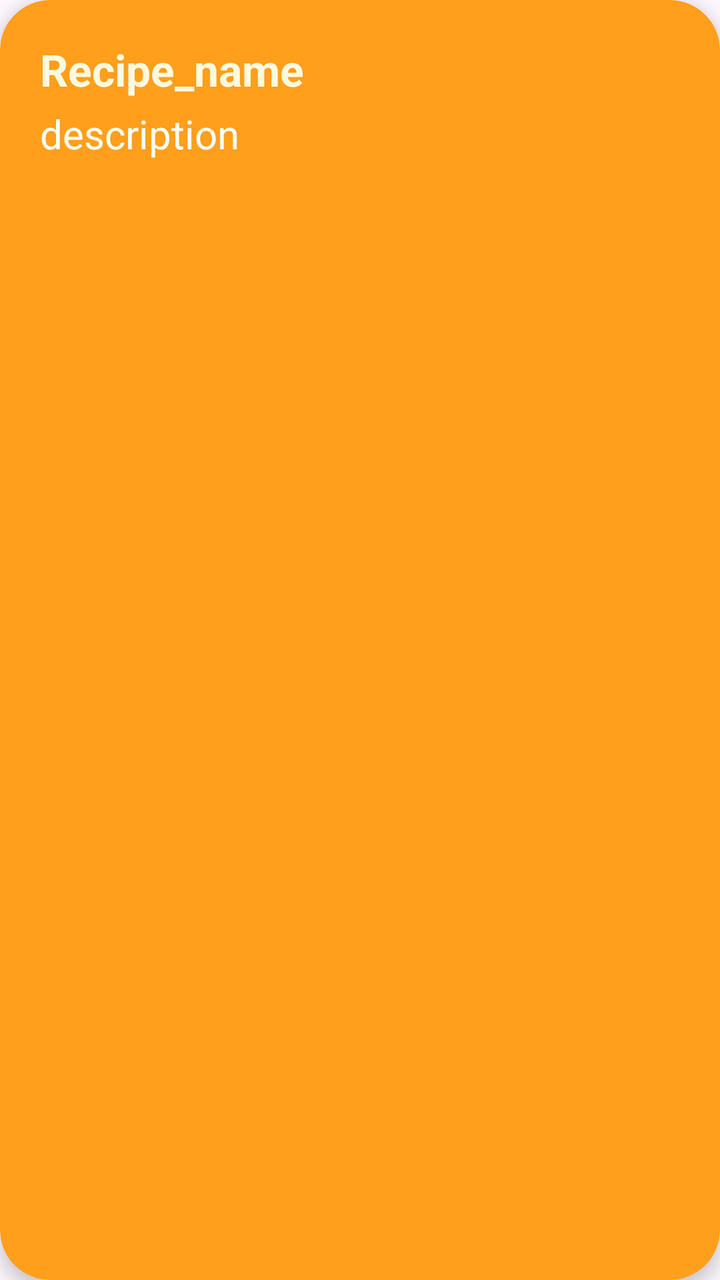
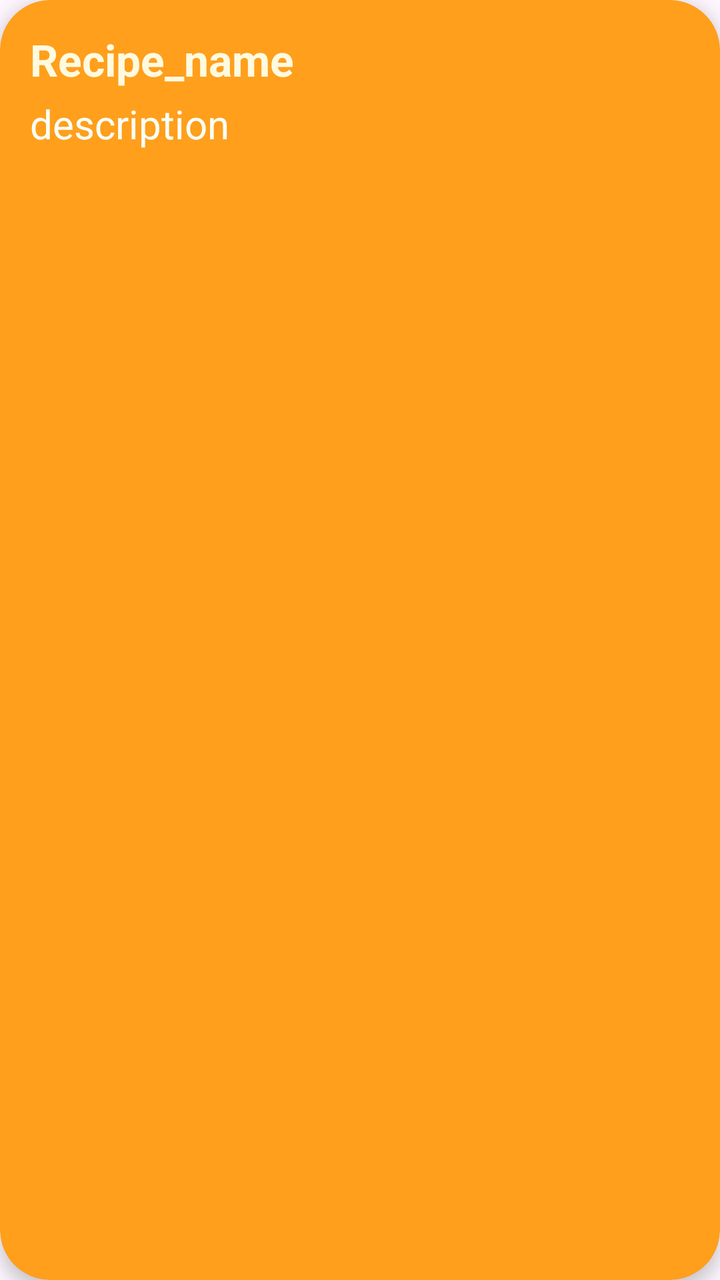

Screens rendered from an Android XML layout before and after an edit, with the pre-edit source and the edit as a unified diff.
<!-- AndroidManifest.xml: application theme Theme.Foodie -->
<!-- res/layout/recipe_item_card.xml -->
<?xml version="1.0" encoding="utf-8"?>
<androidx.cardview.widget.CardView xmlns:android="http://schemas.android.com/apk/res/android"
    xmlns:app="http://schemas.android.com/apk/res-auto"
    android:layout_width="match_parent"
    android:layout_height="wrap_content"
    android:layout_margin="10dp"
    android:orientation="vertical"
    app:cardCornerRadius="25dp"
    app:cardElevation="5dp"
    app:cardBackgroundColor="@color/bright_orange">

    <LinearLayout
        android:layout_width="match_parent"
        android:layout_height="wrap_content"
        android:orientation="vertical"
        android:padding="20dp">

        
        <TextView
            android:id="@+id/recipe_name"
            android:layout_width="wrap_content"
            android:layout_height="wrap_content"
            android:text="@string/recipe_name"
            android:textColor="@color/cornsilk"
            android:textSize="22sp"
            android:textStyle="bold" />

        
        <TextView
            android:id="@+id/recipe_description"
            android:layout_width="wrap_content"
            android:layout_height="wrap_content"
            android:text="@string/recipe_description"
            android:textSize="20sp"
            android:textColor="@color/mint_cream"
            android:layout_marginTop="4dp" />

    </LinearLayout>

</androidx.cardview.widget.CardView>
<!-- resources referenced by this layout -->
<resources>
  <color name="bright_orange">#FF9F1C</color>
  <color name="cornsilk">#FEFAE0</color>
  <color name="mint_cream">#F7FFF7</color>
  <string name="recipe_description">description</string>
  <string name="recipe_name">Recipe_name</string>
  <style name="Theme.Foodie" parent="Base.Theme.Foodie" />
  <style name="Base.Theme.Foodie" parent="Theme.Material3.DayNight.NoActionBar">
          
          
      </style>
</resources>

<!-- the commit's change to res/layout/recipe_item_card.xml (unified diff, before → after) -->
@@ -1,6 +1,7 @@
 <?xml version="1.0" encoding="utf-8"?>
 <androidx.cardview.widget.CardView xmlns:android="http://schemas.android.com/apk/res/android"
     xmlns:app="http://schemas.android.com/apk/res-auto"
+    android:id="@+id/recipe_card"
     android:layout_width="match_parent"
     android:layout_height="wrap_content"
     android:layout_margin="10dp"
@@ -13,7 +14,7 @@
         android:layout_width="match_parent"
         android:layout_height="wrap_content"
         android:orientation="vertical"
-        android:padding="20dp">
+        android:padding="15dp">
 
         
         <TextView
